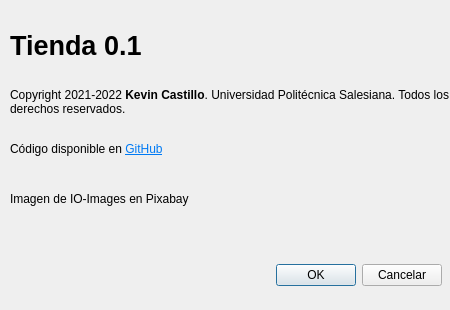
Above: acerca.ui from KevsWit/P59-Tienda-Qt before the change. Below: the same form after it.
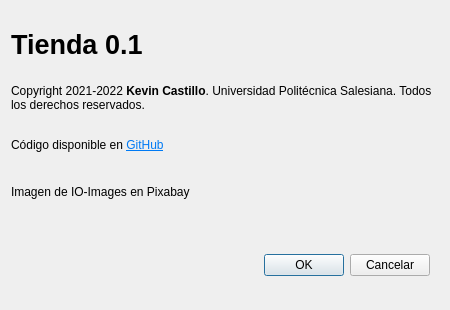
That is the form after the change. Icons and pictures are not drawn.

Commit message: Cambio Acerca UI

Diff of the .ui file:
```diff
--- a/acerca.ui
+++ b/acerca.ui
@@ -29,15 +29,6 @@
    <iconset resource="recursos.qrc">
     <normaloff>:/shopping-cart-1105049_1280.png</normaloff>:/shopping-cart-1105049_1280.png</iconset>
   </property>
-  <widget class="QWidget" name="layoutWidget">
-   <property name="geometry">
-    <rect>
-     <x>10</x>
-     <y>10</y>
-     <width>441</width>
-     <height>301</height>
-    </rect>
-   </property>
    <layout class="QVBoxLayout" name="verticalLayout">
     <item>
      <widget class="QLabel" name="lblNombre">
@@ -103,7 +94,6 @@
      </widget>
     </item>
    </layout>
-  </widget>
  </widget>
  <resources>
   <include location="recursos.qrc"/>
```
Lines whose indentation alone changed are shown as unchanged.
